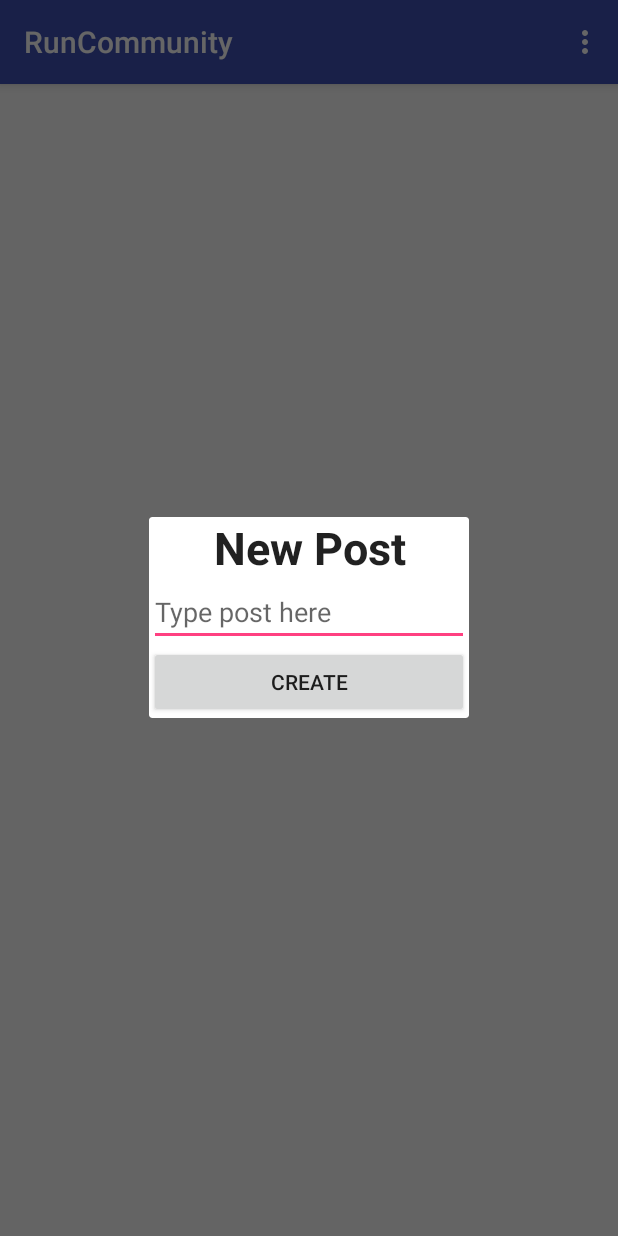
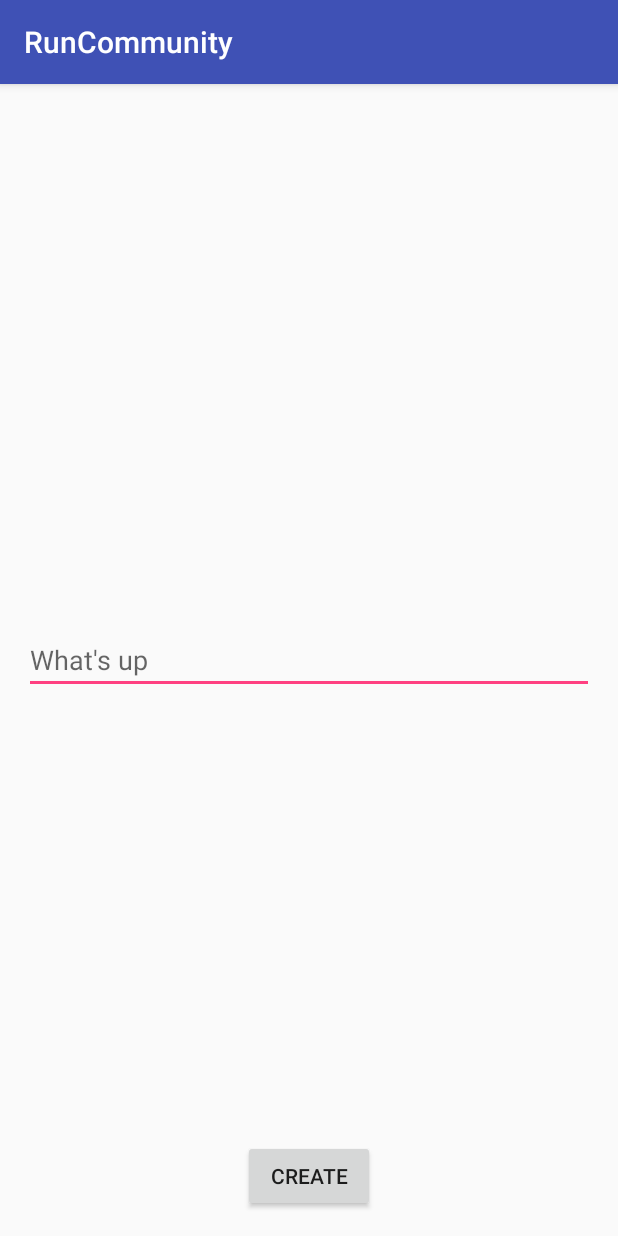
Before and after one commit to nalexanderdev/RunCommunityApp, an Android app: the PostActivity screen opened directly, with no data from a screen before it, in the options menu, after a tap on "New Post", on a phone screen of 412 x 824 dp. Run offline under Robolectric (Android 15) with nearby library versions, the phone set to English and light mode, and no system bars; our stand-ins replace Firebase (no records; nobody signed in at launch, a user with empty details on screens opened directly).

Commit message:
New Post is now an activity

```diff
--- /dev/null
+++ b/app/src/main/java/com/nalexanderdev/runcommunity/activities/NewPostActivity.java
@@ -0,0 +1,109 @@
+package com.nalexanderdev.runcommunity.activities;
+
+import android.content.Intent;
+import android.support.annotation.NonNull;
+import android.support.v7.app.AppCompatActivity;
+import android.os.Bundle;
+import android.view.View;
+import android.widget.Button;
+import android.widget.EditText;
+import com.google.android.gms.tasks.OnCompleteListener;
+import com.google.android.gms.tasks.Task;
+import com.google.firebase.auth.FirebaseAuth;
+import com.google.firebase.auth.FirebaseUser;
+import com.google.firebase.database.DatabaseReference;
+import com.google.firebase.database.FirebaseDatabase;
+import com.nalexanderdev.runcommunity.R;
+import com.nalexanderdev.runcommunity.models.Post;
+
+public class NewPostActivity extends AppCompatActivity {
+
+    private FirebaseAuth auth;
+    private FirebaseAuth.AuthStateListener listener;
+    private FirebaseUser user;
+    private DatabaseReference db;
+    private EditText contentText;
+
+    @Override
+    protected void onCreate(Bundle savedInstanceState) {
+        super.onCreate(savedInstanceState);
+        setContentView(R.layout.activity_new_post);
+
+        auth = FirebaseAuth.getInstance();
+        listener = new FirebaseAuth.AuthStateListener() {
+            @Override
+            public void onAuthStateChanged(@NonNull FirebaseAuth firebaseAuth) {
+                FirebaseUser user = firebaseAuth.getCurrentUser();
+                if (user == null) {
+                    //
+                    startActivity(new Intent(NewPostActivity.this, LoginActivity.class));
+                    finish();
+                }
+            }
+        };
+
+
+        user = FirebaseAuth.getInstance().getCurrentUser();
+        if (user == null) {
+            startActivity(new Intent(NewPostActivity.this, LoginActivity.class));
+            finish();
+        }
+
+        db = FirebaseDatabase.getInstance().getReference().child("posts");
+
+        // Get ref
+        Button createBtn = (Button) findViewById(R.id.create_post);
+        contentText = (EditText) findViewById(R.id.content);
+
+        // Setup actions
+        createBtn.setOnClickListener(new View.OnClickListener() {
+            @Override
+            public void onClick(View view) {
+                // Save Post
+                createPost();
+            }
+        });
+    }
+
+    private void createPost() {
+        // Validate data
+        if (validatePost()) {
+
+            // create post
+            Post p = new Post(user.getUid(), user.getDisplayName(), contentText.getText().toString());
+
+            // Save post
+            db.push().setValue(p).addOnCompleteListener(new OnCompleteListener<Void>() {
+                @Override
+                public void onComplete(@NonNull Task<Void> task) {
+                    if(task.isSuccessful()){
+                        // start Post Activity
+                        finish();
+                    }
+                }
+            });
+        }
+    }
+
+    private boolean validatePost() {
+        if (contentText.getText().toString().isEmpty()) {
+            contentText.setError("Required");
+            return false;
+        }
+        return true;
+    }
+
+    @Override
+    protected void onStart() {
+        super.onStart();
+        auth.addAuthStateListener(listener);
+    }
+
+    @Override
+    protected void onStop() {
+        super.onStop();
+        if (listener != null) {
+            auth.removeAuthStateListener(listener);
+        }
+    }
+}
--- a/app/src/main/java/com/nalexanderdev/runcommunity/activities/PostActivity.java
+++ b/app/src/main/java/com/nalexanderdev/runcommunity/activities/PostActivity.java
@@ -22,7 +22,6 @@ import com.google.firebase.database.FirebaseDatabase;
 import com.google.firebase.database.ValueEventListener;
 import com.nalexanderdev.runcommunity.R;
 import com.nalexanderdev.runcommunity.adapters.PostListViewAdapter;
-import com.nalexanderdev.runcommunity.fragments.CreatePostDialog;
 import com.nalexanderdev.runcommunity.fragments.DeletePostDialog;
 import com.nalexanderdev.runcommunity.models.Post;
 
@@ -201,9 +200,7 @@ public class PostActivity extends BaseActivity {
         int id = item.getItemId();
 
         if(id == R.id.action_new_post){
-            FragmentManager manager = getSupportFragmentManager();
-            CreatePostDialog f = CreatePostDialog.newInstance(user.getUid(), user.getDisplayName());
-            f.show(manager, "Post Dialog");
+            startActivity(new Intent(this, NewPostActivity.class));
             return true;
         }
 
--- a/app/src/main/java/com/nalexanderdev/runcommunity/fragments/CreatePostDialog.java
+++ /dev/null
@@ -1,93 +0,0 @@
-package com.nalexanderdev.runcommunity.fragments;
-
-
-import android.os.Bundle;
-import android.support.annotation.NonNull;
-import android.support.annotation.Nullable;
-import android.support.v4.app.DialogFragment;
-import android.view.LayoutInflater;
-import android.view.View;
-import android.view.ViewGroup;
-import android.widget.Button;
-import android.widget.EditText;
-
-import com.nalexanderdev.runcommunity.R;
-import com.nalexanderdev.runcommunity.models.Post;
-import com.google.android.gms.tasks.OnCompleteListener;
-import com.google.android.gms.tasks.Task;
-import com.google.firebase.database.DatabaseReference;
-import com.google.firebase.database.FirebaseDatabase;
-
-/**
- * Created by Nick Alexander x13125354@student.ncirl.ie 21/06/2017.
- */
-
-public class CreatePostDialog extends DialogFragment {
-
-    DatabaseReference db;
-
-    EditText postText;
-    Button createBtn;
-
-    String uid, username;
-
-
-    public CreatePostDialog() {
-    }
-
-    public static CreatePostDialog newInstance(String uid, String username){
-        CreatePostDialog dialog = new CreatePostDialog();
-        Bundle args = new Bundle();
-        args.putString("uid", uid);
-        args.putString("username", username);
-        dialog.setArguments(args);
-
-        return dialog;
-    }
-
-    @Override
-    public void onCreate(Bundle savedInstanceState) {
-        super.onCreate(savedInstanceState);
-        if(getArguments() != null){
-            uid = getArguments().getString("uid");
-            username = getArguments().getString("username");
-        }
-
-        db = FirebaseDatabase.getInstance().getReference().child("posts");
-    }
-
-    @Nullable
-    @Override
-    public View onCreateView(LayoutInflater inflater, @Nullable ViewGroup container, Bundle savedInstanceState) {
-
-        View view = inflater.inflate(R.layout.post_layout, container, false);
-        postText = (EditText) view.findViewById(R.id.postTxt);
-        createBtn = (Button) view.findViewById(R.id.createBtn);
-
-        createBtn.setOnClickListener(new View.OnClickListener() {
-            @Override
-            public void onClick(View v) {
-                //Post
-                if(postText.getText().toString().isEmpty()){
-                    postText.setError("Required");
-                }else {
-                    Post p = new Post(uid, username, postText.getText().toString());
-                    createNewPost(p);
-                }
-            }
-        });
-
-        return view;
-    }
-
-    private void createNewPost(Post p) {
-        db.push().setValue(p).addOnCompleteListener(new OnCompleteListener<Void>() {
-            @Override
-            public void onComplete(@NonNull Task<Void> task) {
-                if(task.isSuccessful()){
-                    getDialog().dismiss();
-                }
-            }
-        });
-    }
-}
--- /dev/null
+++ b/app/src/main/res/layout/activity_new_post.xml
@@ -0,0 +1,29 @@
+<?xml version="1.0" encoding="utf-8"?>
+<RelativeLayout
+        xmlns:android="http://schemas.android.com/apk/res/android"
+        xmlns:tools="http://schemas.android.com/tools"
+        android:id="@+id/activity_new_post"
+        android:layout_width="match_parent"
+        android:layout_height="match_parent"
+        android:paddingLeft="@dimen/activity_horizontal_margin"
+        android:paddingRight="@dimen/activity_horizontal_margin"
+        android:paddingTop="@dimen/activity_vertical_margin"
+        android:paddingBottom="@dimen/activity_vertical_margin"
+        tools:context="com.nalexanderdev.runcommunity.activities.NewPostActivity">
+
+    <EditText
+            android:layout_width="match_parent"
+            android:layout_height="wrap_content"
+            android:inputType="textPersonName"
+            android:hint="@string/post_hint"
+            android:ems="10"
+            android:id="@+id/content"
+            android:layout_centerVertical="true"
+            android:layout_alignParentLeft="true"
+            android:layout_alignParentStart="true"/>
+    <Button
+            android:text="@string/create_post"
+            android:layout_width="wrap_content"
+            android:layout_height="wrap_content"
+            android:id="@+id/create_post" android:layout_alignParentBottom="true" android:layout_centerHorizontal="true"/>
+</RelativeLayout>
--- a/app/src/main/res/values/strings.xml
+++ b/app/src/main/res/values/strings.xml
@@ -95,4 +95,6 @@
     <string name="yes">Yes</string>
     <string name="no">No</string>
     <string name="title_activity_maps">Map</string>
+    <string name="create_post">Create</string>
+    <string name="post_hint">What\'s up</string>
 </resources>
```
Also changed, not shown: app/src/main/AndroidManifest.xml (+15 -13 lines), app/src/main/res/layout/create_post.xml (deleted, +0 -26 lines).
